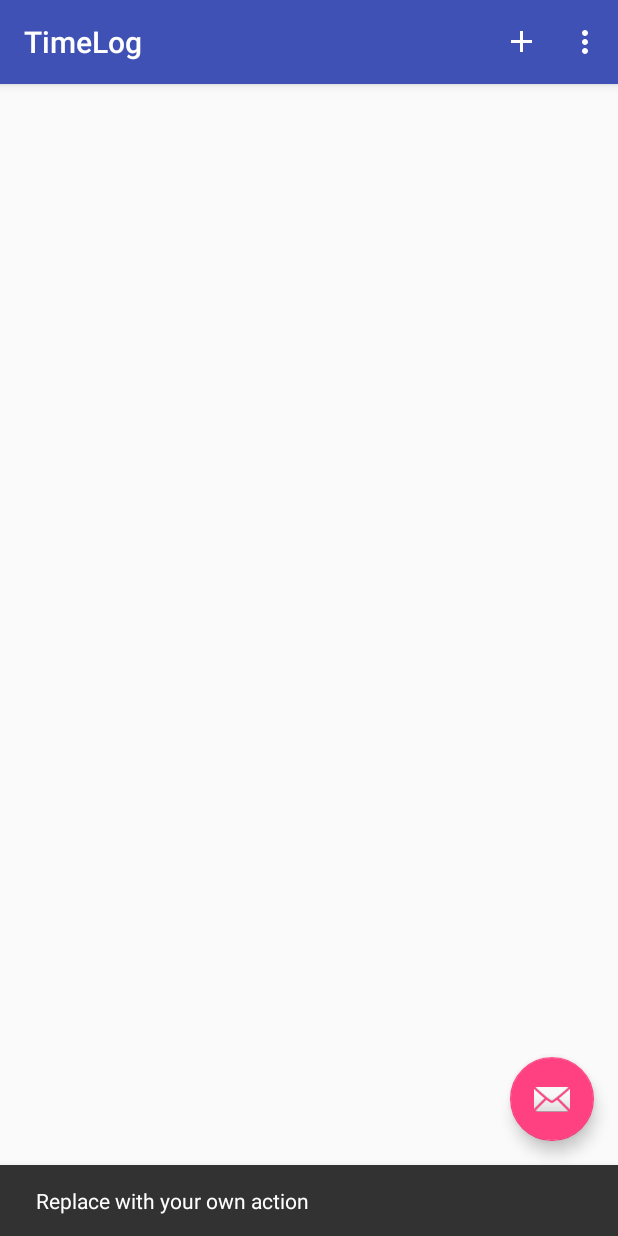
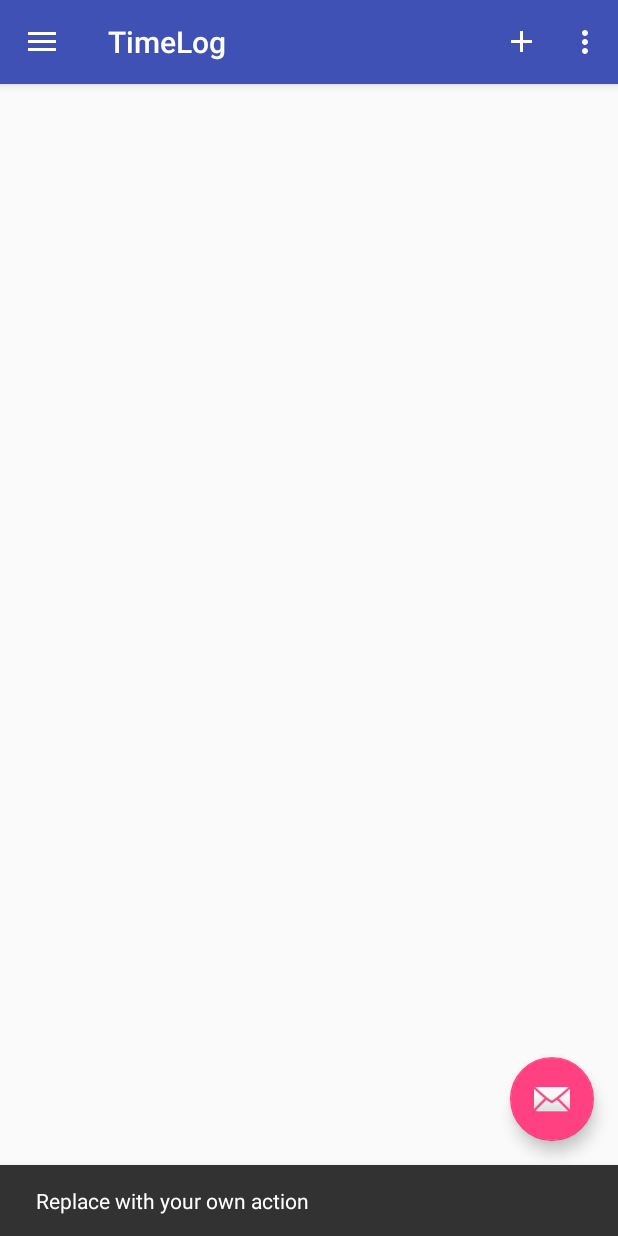
Before and after one commit to mkholt/TimeLog, an Android app: the screen it shows after launch (MainActivity), after a tap on an icon or button, on a phone screen of 412 x 824 dp. Run offline under Robolectric (Android 15) with nearby library versions, the phone set to English and light mode, and no system bars; libraries missing offline, so code that uses them is left out: com.orm, com.orm.query; 16 statements that could not run were skipped.

Commit message:
Navigation drawer implementation

```diff
--- a/app/src/main/java/com/t_hawk/timelog/MainActivity.java
+++ b/app/src/main/java/com/t_hawk/timelog/MainActivity.java
@@ -3,19 +3,25 @@ package com.t_hawk.timelog;
 import android.os.Bundle;
 import android.support.design.widget.FloatingActionButton;
 import android.support.design.widget.Snackbar;
+import android.support.v4.widget.DrawerLayout;
+import android.support.v7.app.ActionBar;
+import android.support.v7.app.ActionBarDrawerToggle;
 import android.support.v7.app.AppCompatActivity;
 import android.support.v7.widget.Toolbar;
 import android.util.LongSparseArray;
 import android.view.Menu;
 import android.view.MenuItem;
 import android.view.View;
+import android.widget.AdapterView;
 import android.widget.ArrayAdapter;
 import android.widget.ListView;
 
 import com.orm.SugarDb;
 import com.orm.query.Condition;
 import com.orm.query.Select;
+import com.t_hawk.timelog.adapters.DrawerListAdapter;
 import com.t_hawk.timelog.adapters.TaskListAdapter;
+import com.t_hawk.timelog.adapters.model.DrawerItem;
 import com.t_hawk.timelog.model.Break;
 import com.t_hawk.timelog.model.Registration;
 import com.t_hawk.timelog.model.Task;
@@ -30,14 +36,42 @@ import java.util.Random;
 
 public class MainActivity extends AppCompatActivity {
 
-    private ArrayAdapter<Task> _adapter;
+    private ArrayAdapter<Task> taskAdapter;
 
     @Override
     protected void onCreate(Bundle savedInstanceState) {
         super.onCreate(savedInstanceState);
         setContentView(R.layout.activity_main);
+
+        DrawerLayout drawerLayout = (DrawerLayout) findViewById(R.id.drawer_layout);
+        ListView drawerList = (ListView) findViewById(R.id.left_drawer);
+
         Toolbar toolbar = (Toolbar) findViewById(R.id.toolbar);
         setSupportActionBar(toolbar);
+
+        ActionBar ab = getSupportActionBar();
+
+        String[] drawerItemTitles = getResources().getStringArray(R.array.drawer_items);
+        List<DrawerItem> drawerItemList = new ArrayList<>();
+        for (String title : drawerItemTitles) {
+            drawerItemList.add(new DrawerItem(R.drawable.ic_edit_black_24dp, title));
+        }
+
+        // Set the taskAdapter for the list view
+        drawerList.setAdapter(new DrawerListAdapter(this, R.layout.drawer_list_item, drawerItemList.toArray(new DrawerItem[0])));
+        // Set the list's click listener
+        drawerList.setOnItemClickListener(new ListView.OnItemClickListener() {
+            @Override
+            public void onItemClick(AdapterView<?> parent, View view, int position, long id) {
+                System.out.println("Selected " + position);
+            }
+        });
+
+        ActionBarDrawerToggle drawerToggle = new ActionBarDrawerToggle(this, drawerLayout, toolbar, R.string.drawer_open, R.string.drawer_close);
+        drawerLayout.addDrawerListener(drawerToggle);
+        getSupportActionBar().setDisplayHomeAsUpEnabled(true);
+        getSupportActionBar().setHomeButtonEnabled(true);
+        drawerToggle.syncState();
 
         FloatingActionButton fab = (FloatingActionButton) findViewById(R.id.fab);
         if (null != fab) {
@@ -82,11 +116,11 @@ public class MainActivity extends AppCompatActivity {
             }
         }
 
-        _adapter = new TaskListAdapter(this, R.layout.content_main_task, tasks.toArray(new Task[0]));
+        taskAdapter = new TaskListAdapter(this, R.layout.content_main_task, tasks.toArray(new Task[0]));
         ListView listView = (ListView) findViewById(R.id.entries);
 
         if (null != listView) {
-            listView.setAdapter(_adapter);
+            listView.setAdapter(taskAdapter);
         }
     }
 
--- /dev/null
+++ b/app/src/main/java/com/t_hawk/timelog/adapters/DrawerListAdapter.java
@@ -0,0 +1,53 @@
+package com.t_hawk.timelog.adapters;
+
+import android.app.Activity;
+import android.content.Context;
+import android.view.LayoutInflater;
+import android.view.View;
+import android.view.ViewGroup;
+import android.widget.ArrayAdapter;
+import android.widget.ImageView;
+import android.widget.TextView;
+
+import com.t_hawk.timelog.R;
+import com.t_hawk.timelog.adapters.model.DrawerItem;
+
+/**
+ * Project: TimeLog
+ * Created by Morten on 1/6/2017.
+ *
+ * @author Morten
+ */
+
+public class DrawerListAdapter extends ArrayAdapter<DrawerItem> {
+    Context mContext;
+    int layoutResourceId;
+    DrawerItem data[] = null;
+
+    public DrawerListAdapter(Context mContext, int layoutResourceId, DrawerItem[] data) {
+
+        super(mContext, layoutResourceId, data);
+        this.layoutResourceId = layoutResourceId;
+        this.mContext = mContext;
+        this.data = data;
+    }
+
+    @Override
+    public View getView(int position, View convertView, ViewGroup parent) {
+
+        View listItem = convertView;
+
+        LayoutInflater inflater = ((Activity) mContext).getLayoutInflater();
+        listItem = inflater.inflate(layoutResourceId, parent, false);
+
+        ImageView imageViewIcon = (ImageView) listItem.findViewById(R.id.imageViewIcon);
+        TextView textViewName = (TextView) listItem.findViewById(R.id.textViewName);
+
+        DrawerItem folder = data[position];
+
+        imageViewIcon.setImageResource(folder.icon);
+        textViewName.setText(folder.name);
+
+        return listItem;
+    }
+}
--- /dev/null
+++ b/app/src/main/java/com/t_hawk/timelog/adapters/model/DrawerItem.java
@@ -0,0 +1,20 @@
+package com.t_hawk.timelog.adapters.model;
+
+/**
+ * Project: TimeLog
+ * Created by Morten on 1/6/2017.
+ *
+ * @author Morten
+ */
+
+public class DrawerItem {
+    public int icon;
+    public String name;
+
+    // Constructor.
+    public DrawerItem(int icon, String name) {
+
+        this.icon = icon;
+        this.name = name;
+    }
+}
--- a/app/src/main/res/layout/activity_main.xml
+++ b/app/src/main/res/layout/activity_main.xml
@@ -1,7 +1,13 @@
 <?xml version="1.0" encoding="utf-8"?>
-<android.support.design.widget.CoordinatorLayout xmlns:android="http://schemas.android.com/apk/res/android"
+<android.support.v4.widget.DrawerLayout
+    xmlns:android="http://schemas.android.com/apk/res/android"
     xmlns:app="http://schemas.android.com/apk/res-auto"
     xmlns:tools="http://schemas.android.com/tools"
+    android:layout_height="match_parent"
+    android:layout_width="match_parent"
+    android:id="@+id/drawer_layout"
+    android:fitsSystemWindows="false">
+    <android.support.design.widget.CoordinatorLayout
         android:layout_width="match_parent"
         android:layout_height="match_parent"
         android:fitsSystemWindows="true"
@@ -32,3 +38,14 @@
             android:src="@android:drawable/ic_dialog_email" />
 
     </android.support.design.widget.CoordinatorLayout>
+
+    <ListView android:id="@+id/left_drawer"
+        android:layout_width="240dp"
+        android:layout_height="match_parent"
+        android:layout_gravity="start"
+        android:choiceMode="singleChoice"
+        android:divider="@android:color/transparent"
+        android:dividerHeight="0dp"
+        android:paddingTop="24dp"
+        android:background="#FFF"/>
+</android.support.v4.widget.DrawerLayout>
--- /dev/null
+++ b/app/src/main/res/layout/drawer_list_item.xml
@@ -0,0 +1,29 @@
+<?xml version="1.0" encoding="utf-8"?>
+<RelativeLayout xmlns:android="http://schemas.android.com/apk/res/android"
+    android:layout_width="match_parent"
+    android:layout_height="wrap_content"
+    android:background="?android:attr/activatedBackgroundIndicator"
+    android:minHeight="?android:attr/listPreferredItemHeightSmall"
+    android:padding="10dp" >
+
+    <ImageView
+        android:id="@+id/imageViewIcon"
+        android:layout_width="wrap_content"
+        android:layout_height="wrap_content"
+        android:layout_alignParentLeft="true"
+        android:layout_alignParentTop="true"
+        android:paddingRight="10dp" />
+
+    <TextView
+        android:id="@+id/textViewName"
+        android:layout_width="wrap_content"
+        android:layout_height="wrap_content"
+        android:layout_centerVertical="true"
+        android:layout_toRightOf="@+id/imageViewIcon"
+        android:paddingRight="10dp"
+        android:text="Item Name"
+        android:textColor="@android:color/black"
+        android:textAppearance="?android:attr/textAppearanceListItemSmall"
+        />
+
+</RelativeLayout>
--- /dev/null
+++ b/app/src/main/res/values/arrays.xml
@@ -0,0 +1,14 @@
+<?xml version="1.0" encoding="utf-8"?>
+<resources>
+    <string-array name="drawer_items">
+        <item>Tasks</item>
+        <item>Yesterday</item>
+        <item>Today</item>
+        <item>Last week</item>
+        <item>This week</item>
+        <item>Last month</item>
+        <item>This month</item>
+        <item>Year</item>
+        <item>Period</item>
+    </string-array>
+</resources>
--- a/app/src/main/res/values/strings.xml
+++ b/app/src/main/res/values/strings.xml
@@ -9,4 +9,6 @@
     <string name="action_remove_task">Remove task</string>
     <string name="task_subtask_count_singular">%d subtask</string>
     <string name="task_subtask_count_plural">%d subtasks</string>
+    <string name="drawer_open">Open</string>
+    <string name="drawer_close">Close</string>
 </resources>
```
Lines whose indentation alone changed are shown as unchanged.
